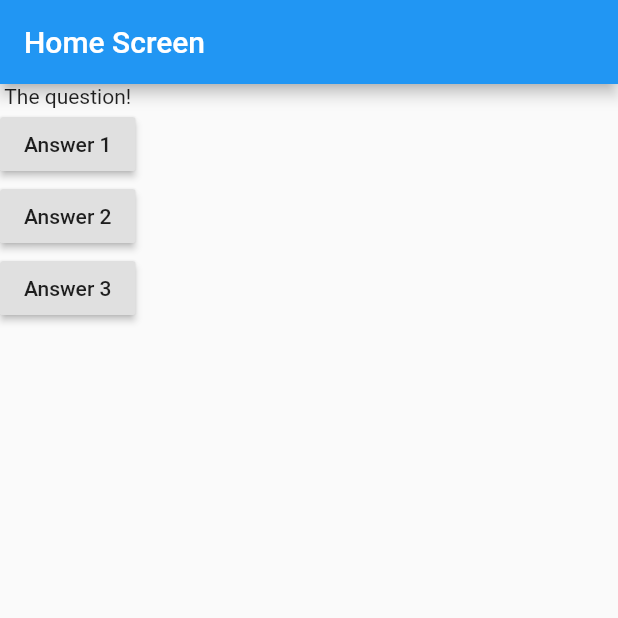
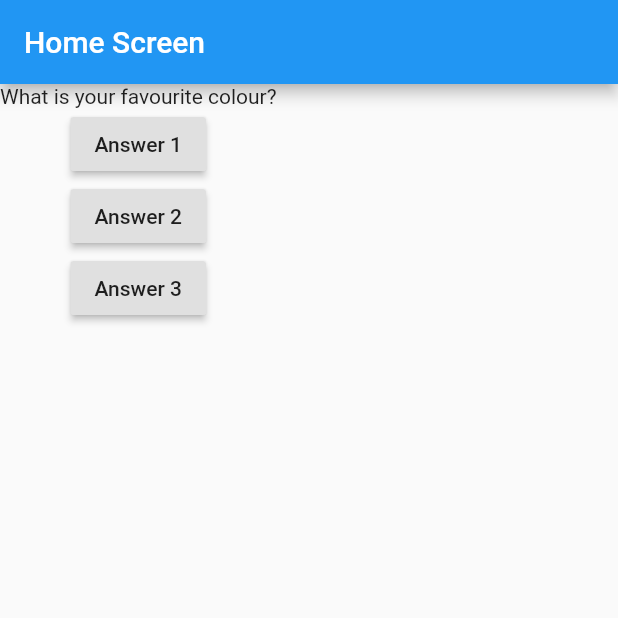
Before and after one commit to RockimSaintBernard/first_flutter_app, a Flutter app: the screen it shows after launch, after a tap on "Answer 1", on a phone screen of 412 x 824 dp, the top half of it. Run offline on Flutter 3.47's test engine with Material 2 defaults, Android fonts, the phone set to English and light mode, and no system bars.

Commit message:
Adding list to itterate thouugh question

```diff
--- a/lib/main.dart
+++ b/lib/main.dart
@@ -5,9 +5,16 @@ void main() {
 }
 
 class MyApp extends StatelessWidget {
+  var questionIndex = 0;
   void answerQuestion() {
-    print("answer the questions");
+    questionIndex = questionIndex + 1;
+    print(questionIndex);
   }
+
+  var questions = [
+    "What is your favourite colour?",
+    "Whats on your bucketlist?"
+  ];
 
   @override
   Widget build(BuildContext context) {
@@ -18,17 +25,20 @@ class MyApp extends StatelessWidget {
         ),
         body: Column(
           children: <Widget>[
-            Text("The question!"),
+            Text(questions.elementAt(0)),
+            // ignore: deprecated_member_use
             RaisedButton(
               child: Text("Answer 1"),
               onPressed: answerQuestion,
             ),
+            // ignore: deprecated_member_use
             RaisedButton(
               child: Text("Answer 2"),
               onPressed: () {
                 print("Answer 2 choosen!");
               },
             ),
+            // ignore: deprecated_member_use
             RaisedButton(
               child: Text("Answer 3"),
               onPressed: () => print("Answer 3 choosen!!"),
```
